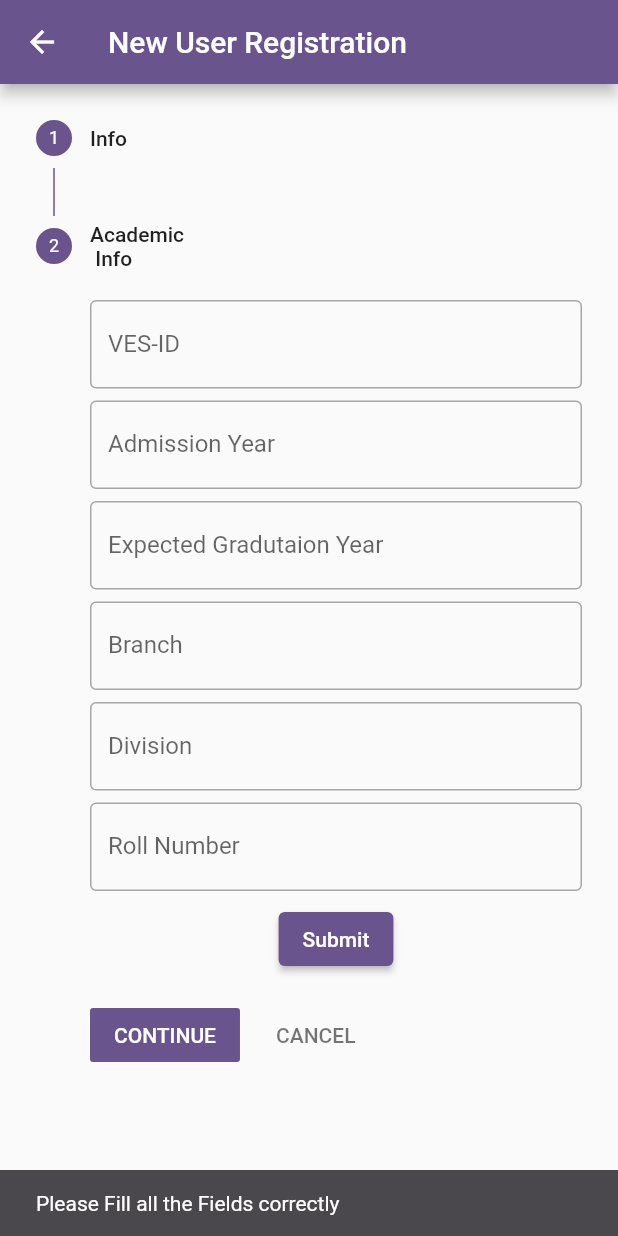
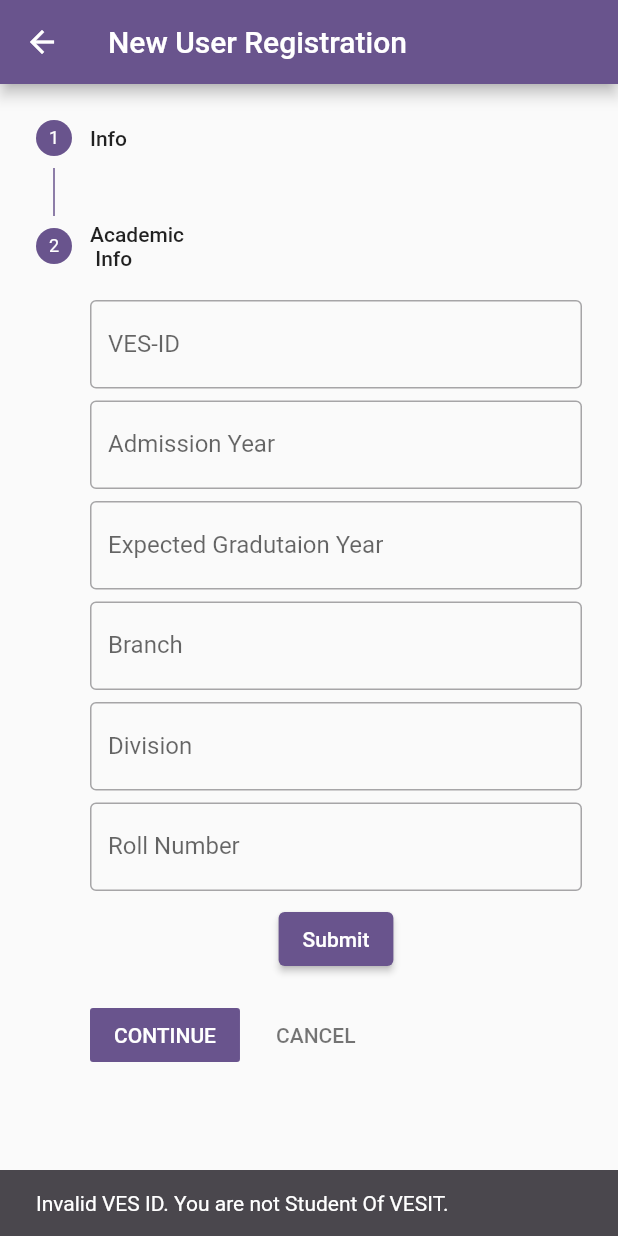
Before and after one commit to tejasgadge2504/RAILEASE, a Flutter app: the Registration screen opened directly, after a tap on "CONTINUE", after a tap on "Submit", on a phone screen of 412 x 824 dp. Run offline on Flutter 3.47's test engine with Material 3 defaults, Android fonts, the phone set to English and light mode, and no system bars; our stand-ins replace file_picker, firebase_core, firebase_database, permission_handler, rxdart; missing offline and left inert: dart:ffi, mailer; accounts and stored records are empty.

Commit message:
Update Reg

```diff
--- a/lib/Registration.dart
+++ b/lib/Registration.dart
@@ -207,7 +207,15 @@ class _RegistrationState extends State<Registration> {
                     height: 8,
                   ),
                   ElevatedButton(onPressed: (){
-
+                    if (!isValidVESID(VES_ID.text)) {
+                      ScaffoldMessenger.of(context).showSnackBar(
+                        const SnackBar(
+                          content: Text('Invalid VES ID. You are not Student Of VESIT.'),
+                          duration: Duration(seconds: 2),
+                        ),
+                      );
+                      return; // Don't proceed adding data
+                    }
 
                     if(Name.text.isEmpty||Gender.text.isEmpty||Address.text.isEmpty||Mobile_No.text.isEmpty||Email_ID.text.isEmpty||VES_ID.text.isEmpty||Admission_Year.text.isEmpty||Expected_Gradutaion_Year.text.isEmpty||Branch.text.isEmpty||Divison.text.isEmpty||RollNo.text.isEmpty){
                       ScaffoldMessenger.of(context).showSnackBar(const SnackBar(content: Text('Please Fill all the Fields correctly'),
```
